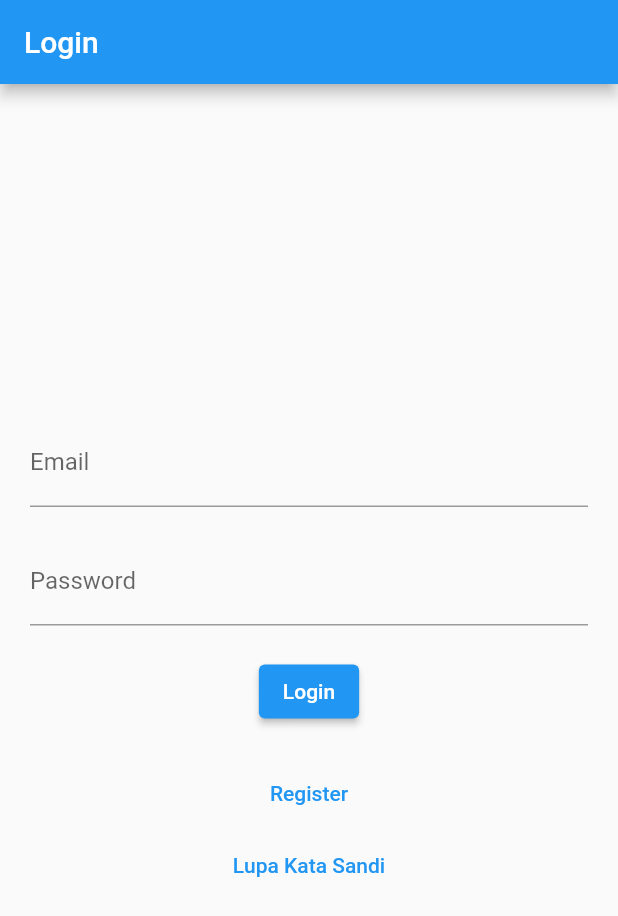
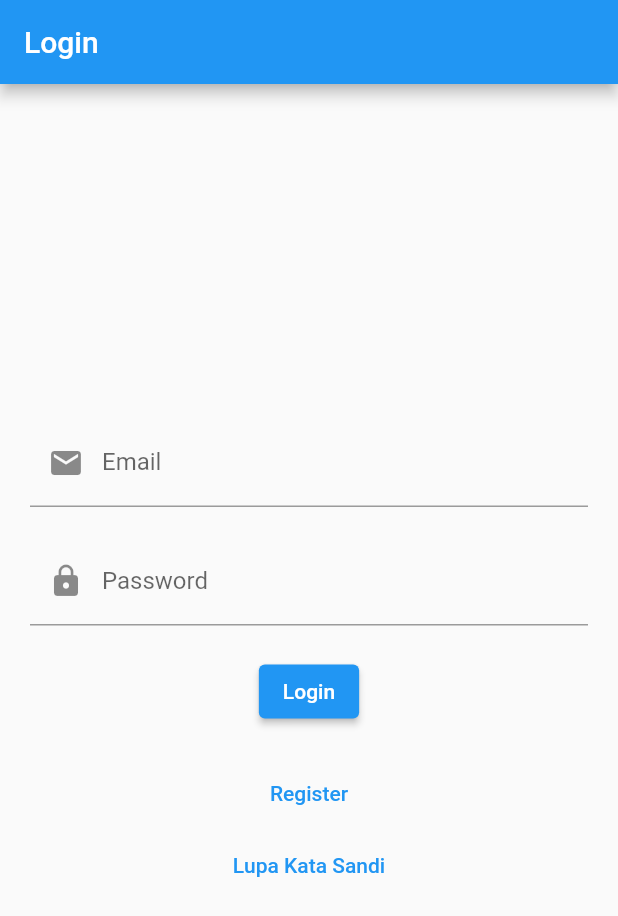
Before and after one commit to Aldiansyah03/Nebenk, a Flutter app: the screen it shows after launch, after a tap on "Get Started", on a phone screen of 412 x 824 dp. Shown: the top 916 px of the screen. Run offline on Flutter 3.47's test engine with Material 2 defaults, Android fonts, the phone set to English and light mode, and no system bars; our stand-ins replace firebase_auth, firebase_core; accounts and stored records are empty; network calls fail.

Commit message:
Update LoginScreen.dart
nambahin icon

```diff
--- a/lib/Pages/LoginScreen.dart
+++ b/lib/Pages/LoginScreen.dart
@@ -51,6 +51,7 @@ class _LoginPageState extends State<LoginPage> {
                 controller: emailController,
                 decoration: InputDecoration(
                   labelText: 'Email',
+                  prefixIcon: Icon(Icons.email),
                 ),
               ),
               SizedBox(height: 20),
@@ -58,6 +59,7 @@ class _LoginPageState extends State<LoginPage> {
                 controller: passwordController,
                 decoration: InputDecoration(
                   labelText: 'Password',
+                  prefixIcon: Icon(Icons.lock),
                 ),
                 obscureText: true,
               ),
```
